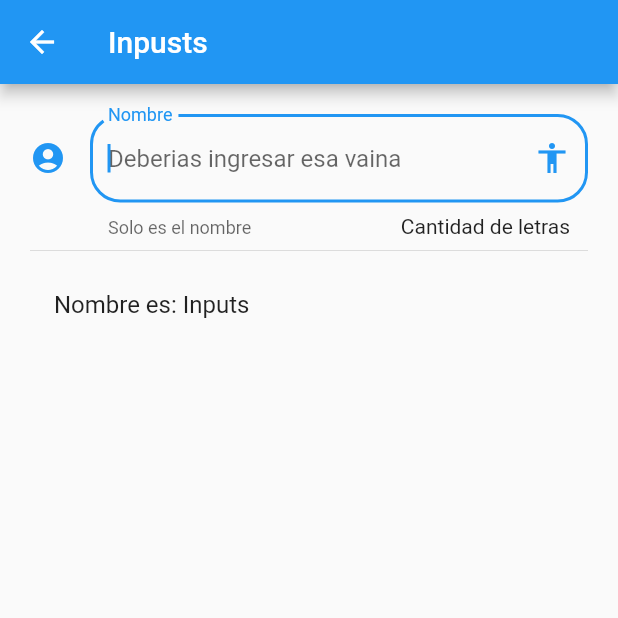
After one commit to jdpadillaac/flutter-Widgets, a Flutter app: the InputsPage screen opened by its route, on a phone screen of 412 x 824 dp, the top half of it. The commit adds this screen. Run offline on Flutter 3.47's test engine with Material 2 defaults, Android fonts, the phone set to English and light mode, and no system bars.

Commit message:
Manejo básico de inputs

```diff
--- /dev/null
+++ b/lib/src/pages/inputs_page.dart
@@ -0,0 +1,50 @@
+import 'package:flutter/material.dart';
+
+class InputsPage extends StatefulWidget {
+  InputsPage({Key key}) : super(key: key);
+
+  @override
+  _InputsPageState createState() => _InputsPageState();
+}
+
+class _InputsPageState extends State<InputsPage> {
+  String _nombre = 'Inputs';
+
+  @override
+  Widget build(BuildContext context) {
+    return Scaffold(
+      appBar: AppBar(
+        title: Text('Inpusts'),
+      ),
+      body: ListView(
+        padding: EdgeInsets.symmetric(horizontal: 20.0, vertical: 20.0),
+        children: <Widget>[_crearInput(), Divider(), _crearPersona()],
+      ),
+    );
+  }
+
+  Widget _crearInput() {
+    return TextField(
+      autofocus: true,
+      textCapitalization: TextCapitalization.sentences,
+      decoration: InputDecoration(
+          border: OutlineInputBorder(borderRadius: BorderRadius.circular(20.2)),
+          counter: Text('Cantidad de letras'),
+          hintText: 'Deberias ingresar esa vaina',
+          labelText: 'Nombre',
+          helperText: 'Solo es el nombre',
+          suffixIcon: Icon(Icons.accessibility),
+          icon: Icon(Icons.account_circle)),
+      onChanged: (value) {
+        setState(() {
+          print(value);
+          _nombre = value;
+        });
+      },
+    );
+  }
+
+  Widget _crearPersona() {
+    return ListTile(title: Text('Nombre es: $_nombre'));
+  }
+}
--- a/lib/src/routes/routes.dart
+++ b/lib/src/routes/routes.dart
@@ -3,6 +3,7 @@ import 'package:components/src/pages/animated_container.dart';
 import 'package:components/src/pages/avatar_page.dart';
 import 'package:components/src/pages/card_page.dart';
 import 'package:components/src/pages/home_page.dart';
+import 'package:components/src/pages/inputs_page.dart';
 import 'package:flutter/material.dart';
 
 Map<String, WidgetBuilder> getAppRoutes() {
@@ -11,6 +12,7 @@ Map<String, WidgetBuilder> getAppRoutes() {
     'alert': (BuildContext context) => AlertPage(),
     'avatar': (BuildContext context) => AvatarPage(),
     'card': (BuildContext context) => CardPage(),
-    'animatedContainer': (BuildContext context) => AnimatedContainerPage()
+    'animatedContainer': (BuildContext context) => AnimatedContainerPage(),
+    'inputs': (BuildContext context) => InputsPage()
   };
 }
--- a/lib/src/utils/icons_string.dart
+++ b/lib/src/utils/icons_string.dart
@@ -4,7 +4,8 @@ final _icons = <String, IconData>{
   'add_alert': Icons.add_alert,
   'accessibility': Icons.accessibility,
   'folder_open': Icons.folder_open,
-  'donut_large': Icons.donut_large
+  'donut_large': Icons.donut_large,
+  'input': Icons.input
 };
 
 Icon getIcon(String iconName) {
--- a/uploads/menu_opts.json
+++ b/uploads/menu_opts.json
@@ -19,6 +19,11 @@
             "ruta": "animatedContainer",
             "icon": "donut_large",
             "texto": "Contenedor animado"
+        },
+        {
+            "ruta": "inputs",
+            "icon": "input",
+            "texto": "Inputs"
         }
     ]
 }
```
